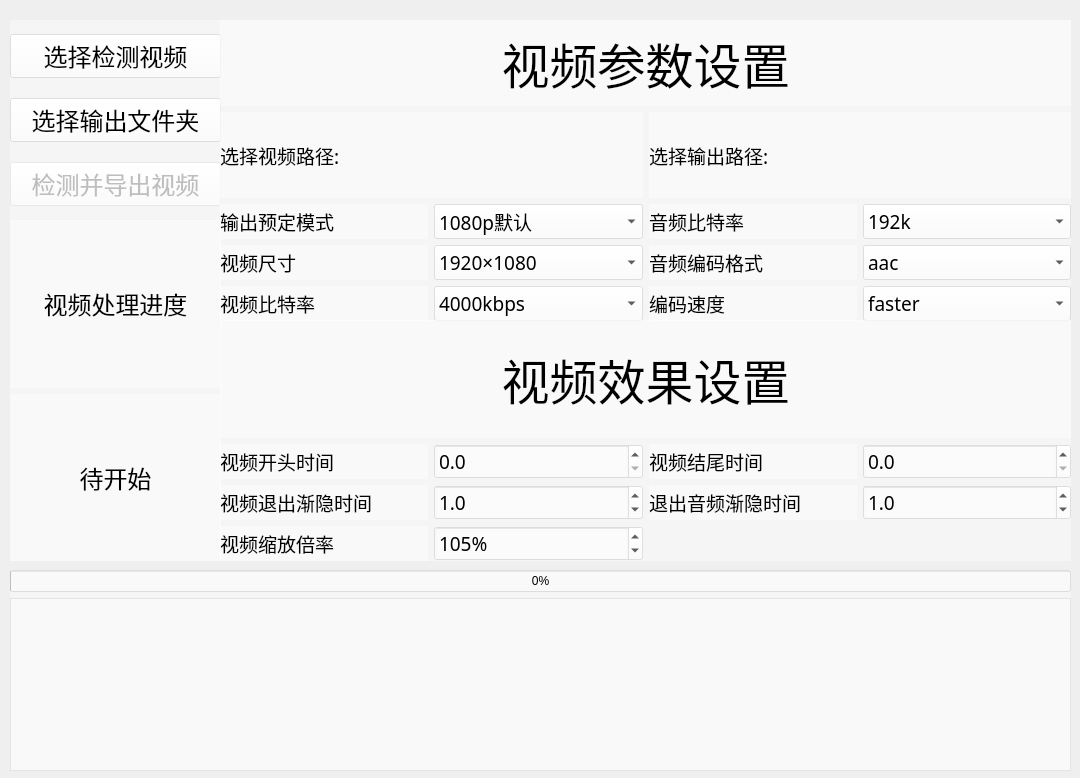
The window that ui/main.ui (Routhleck/video-auto-cut) describes before a commit, drawn with Qt 5.
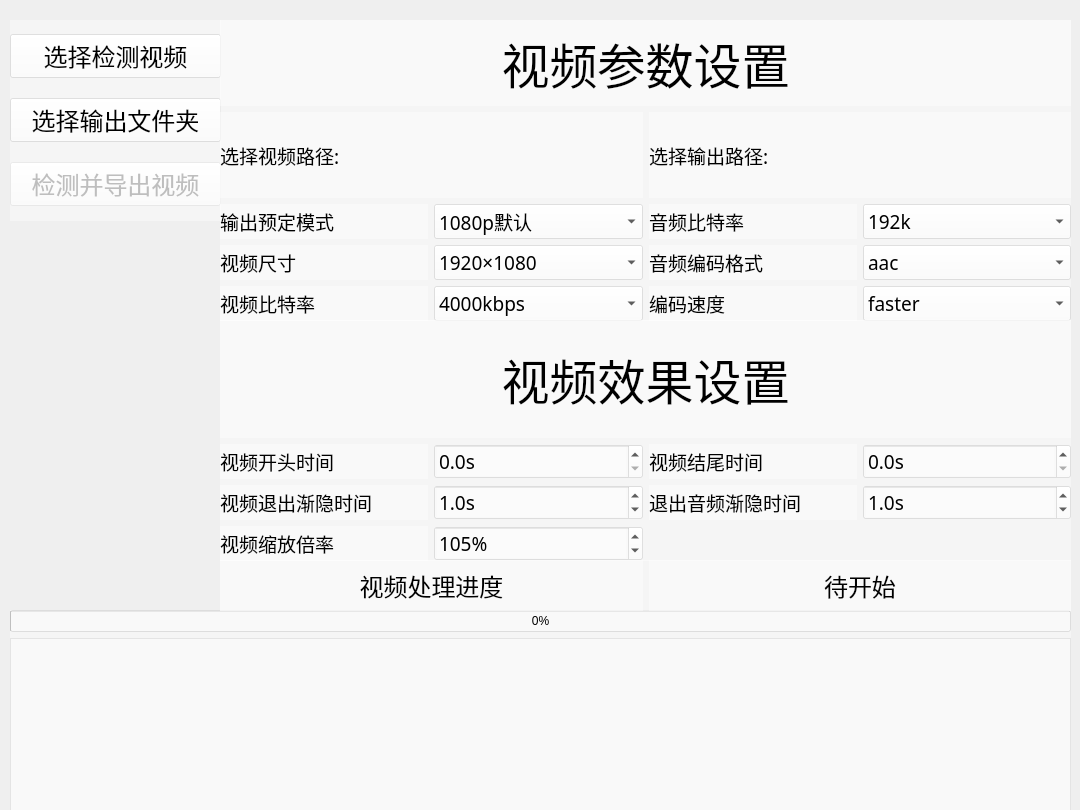
The same window after the commit.

The edit to the form file:
```diff
--- a/ui/main.ui
+++ b/ui/main.ui
@@ -7,7 +7,7 @@
     <x>0</x>
     <y>0</y>
     <width>1080</width>
-    <height>778</height>
+    <height>810</height>
    </rect>
   </property>
   <property name="windowTitle">
@@ -100,6 +100,12 @@
    <layout class="QGridLayout" name="gridLayout">
     <item row="2" column="0">
      <widget class="QLabel" name="label_mode">
+      <property name="font">
+       <font>
+        <family>黑体</family>
+        <pointsize>14</pointsize>
+       </font>
+      </property>
       <property name="text">
        <string>输出预定模式</string>
       </property>
@@ -181,6 +187,12 @@
     </item>
     <item row="4" column="0">
      <widget class="QLabel" name="label_bitrate">
+      <property name="font">
+       <font>
+        <family>黑体</family>
+        <pointsize>14</pointsize>
+       </font>
+      </property>
       <property name="text">
        <string>视频比特率</string>
       </property>
@@ -188,6 +200,12 @@
     </item>
     <item row="3" column="0">
      <widget class="QLabel" name="label_scale">
+      <property name="font">
+       <font>
+        <family>黑体</family>
+        <pointsize>14</pointsize>
+       </font>
+      </property>
       <property name="text">
        <string>视频尺寸</string>
       </property>
@@ -464,9 +482,15 @@
       <property name="prefix">
        <string/>
       </property>
+      <property name="suffix">
+       <string>s</string>
+      </property>
       <property name="decimals">
        <number>1</number>
       </property>
+      <property name="maximum">
+       <double>1000.000000000000000</double>
+      </property>
       <property name="value">
        <double>0.000000000000000</double>
       </property>
@@ -493,9 +517,15 @@
         <pointsize>14</pointsize>
        </font>
       </property>
+      <property name="suffix">
+       <string>s</string>
+      </property>
       <property name="decimals">
        <number>1</number>
       </property>
+      <property name="maximum">
+       <double>1000.000000000000000</double>
+      </property>
       <property name="value">
        <double>0.000000000000000</double>
       </property>
@@ -509,6 +539,9 @@
         <pointsize>14</pointsize>
        </font>
       </property>
+      <property name="suffix">
+       <string>s</string>
+      </property>
       <property name="decimals">
        <number>1</number>
       </property>
@@ -525,6 +558,9 @@
         <pointsize>14</pointsize>
        </font>
       </property>
+      <property name="suffix">
+       <string>s</string>
+      </property>
       <property name="decimals">
        <number>1</number>
       </property>
@@ -577,7 +613,7 @@
    <property name="geometry">
     <rect>
      <x>10</x>
-     <y>570</y>
+     <y>610</y>
      <width>1061</width>
      <height>201</height>
     </rect>
@@ -586,14 +622,14 @@
     <string notr="true">background-color: rgba(255, 255, 255, 0.4)</string>
    </property>
    <layout class="QGridLayout" name="gridLayout_3">
-    <item row="0" column="0">
+    <item row="1" column="0">
      <widget class="QProgressBar" name="progressBar">
       <property name="value">
        <number>0</number>
       </property>
      </widget>
     </item>
-    <item row="1" column="0">
+    <item row="2" column="0">
      <widget class="QTextEdit" name="output_text"/>
     </item>
    </layout>
@@ -601,10 +637,10 @@
   <widget class="QWidget" name="widget_condition" native="true">
    <property name="geometry">
     <rect>
-     <x>10</x>
-     <y>220</y>
-     <width>211</width>
-     <height>341</height>
+     <x>220</x>
+     <y>560</y>
+     <width>851</width>
+     <height>51</height>
     </rect>
    </property>
    <property name="font">
@@ -616,8 +652,8 @@
    <property name="styleSheet">
     <string notr="true">background-color: rgba(255, 255, 255, 0.4)</string>
    </property>
-   <layout class="QGridLayout" name="gridLayout_4">
-    <item row="0" column="0">
+   <layout class="QHBoxLayout" name="horizontalLayout">
+    <item>
      <widget class="QLabel" name="label_condition">
       <property name="font">
        <font>
@@ -633,7 +669,7 @@
       </property>
      </widget>
     </item>
-    <item row="1" column="0">
+    <item>
      <widget class="QLabel" name="label_condition_name">
       <property name="font">
        <font>
```
Left out of the diff: 66 changed lines with no effect on the pictures.
